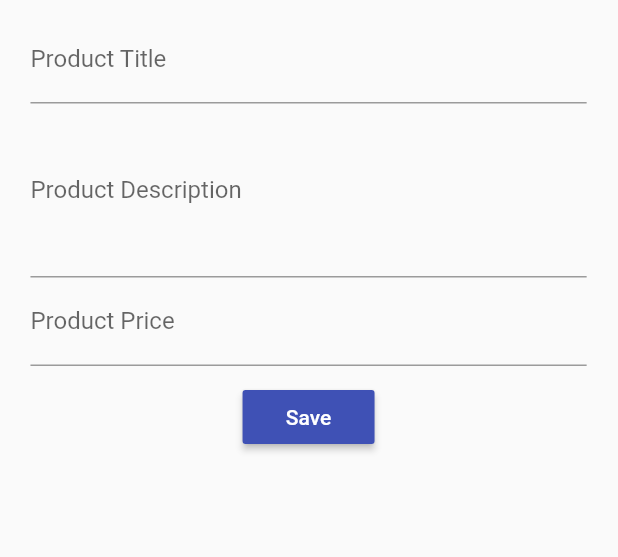
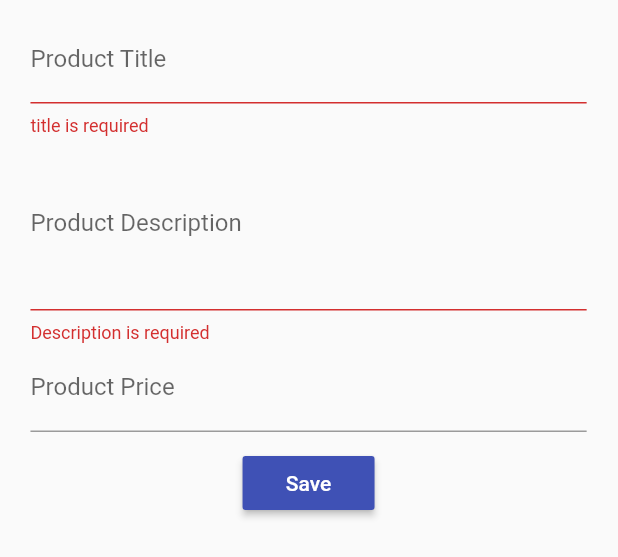
Before and after one commit to power19942/flutter-max-course, a Flutter app: the ProductCreatePage widget shown alone on an empty page, opened directly with empty values, after a tap on "Save", on a phone screen of 412 x 824 dp. Shown: the top 557 px of the screen. Run offline on Flutter 3.47's test engine with Material 2 defaults, Android fonts, the phone set to English and light mode, and no system bars.

```diff
--- a/lib/main.dart
+++ b/lib/main.dart
@@ -56,7 +56,8 @@ class _MyAppState extends State<MyApp>{
       theme: ThemeData(
         primarySwatch: Colors.indigo,
         accentColor: Colors.deepPurple,
-        brightness: Brightness.light
+        brightness: Brightness.light,
+        buttonColor: Colors.deepPurple,
       ),
       // home: AuthPage(),
       routes:{
--- a/lib/pages/product_create.dart
+++ b/lib/pages/product_create.dart
@@ -13,10 +13,16 @@ class _ProductCreatePageState extends State<ProductCreatePage> {
   String _titleValue;
   String _descriptionValue;
   double _priceValue = 0;
+  final GlobalKey<FormState> _formKey = GlobalKey<FormState>();
 
   Widget _buildTitleTextField() {
-    return TextField(
-      onChanged: (String val) {
+    return TextFormField(
+      validator: (String val){
+        if(val.isEmpty){
+          return 'title is required';
+        }
+      },
+      onSaved: (String val) {
         setState(() {
           _titleValue = val;
         });
@@ -28,8 +34,13 @@ class _ProductCreatePageState extends State<ProductCreatePage> {
   }
 
   Widget _buildDescriptionTextField() {
-    return TextField(
-      onChanged: (String val) {
+    return TextFormField(
+      validator: (String val){
+        if(val.isEmpty){
+          return 'Description is required';
+        }
+      },
+      onSaved: (String val) {
         setState(() {
           _descriptionValue = val;
         });
@@ -42,8 +53,8 @@ class _ProductCreatePageState extends State<ProductCreatePage> {
   }
 
   Widget _buildPriceTextField() {
-    return TextField(
-                  onChanged: (String val) {
+    return TextFormField(
+      onSaved: (String val) {
         setState(() {
           _priceValue = double.parse(val);
         });
@@ -56,6 +67,12 @@ class _ProductCreatePageState extends State<ProductCreatePage> {
   }
 
   void _submitForm() {
+    //call validator on TextFormField
+    if(!_formKey.currentState.validate()){
+      return;
+    }
+    //call onSaved on TextFormField
+    _formKey.currentState.save();
     final Map<String, dynamic> product = {
       'title': _titleValue,
       'description': _descriptionValue,
@@ -75,8 +92,10 @@ class _ProductCreatePageState extends State<ProductCreatePage> {
     return Container(
         width: targetWidth,
         margin: EdgeInsets.all(10),
+        child: Form(
+          key: _formKey,
             child: ListView(
-          padding: EdgeInsets.symmetric(horizontal:targetPadding/2 ),
+          padding: EdgeInsets.symmetric(horizontal: targetPadding / 2),
           children: <Widget>[
             Column(
               children: <Widget>[
@@ -95,6 +114,6 @@ class _ProductCreatePageState extends State<ProductCreatePage> {
               ],
             )
           ],
-        ));
+        )));
   }
 }
```
Lines whose indentation alone changed are shown as unchanged.
